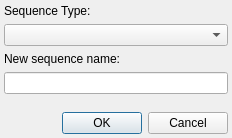
aws/lumberyard, file dev/Code/Sandbox/Editor/TrackViewNewSequenceDialog.ui: the form before one commit.
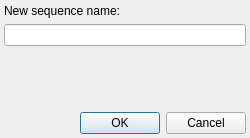
The form after the commit.

```diff
--- a/dev/Code/Sandbox/Editor/TrackViewNewSequenceDialog.ui
+++ b/dev/Code/Sandbox/Editor/TrackViewNewSequenceDialog.ui
@@ -6,10 +6,16 @@
    <rect>
     <x>0</x>
     <y>0</y>
-    <width>232</width>
+    <width>250</width>
     <height>138</height>
    </rect>
   </property>
+  <property name="minimumSize">
+   <size>
+    <width>250</width>
+    <height>0</height>
+   </size>
+  </property>
   <layout class="QVBoxLayout" name="verticalLayout">
    <property name="leftMargin">
     <number>4</number>
@@ -23,19 +29,6 @@
    <property name="bottomMargin">
     <number>4</number>
    </property>
-   <item>
-    <widget class="QLabel" name="STATIC1">
-     <property name="text">
-      <string>Sequence Type:</string>
-     </property>
-     <property name="alignment">
-      <set>Qt::AlignLeading|Qt::AlignLeft|Qt::AlignTop</set>
-     </property>
-    </widget>
-   </item>
-   <item>
-    <widget class="QComboBox" name="m_seqNodeTypeCombo"/>
-   </item>
    <item>
     <widget class="QLabel" name="STATIC">
      <property name="text">
```
